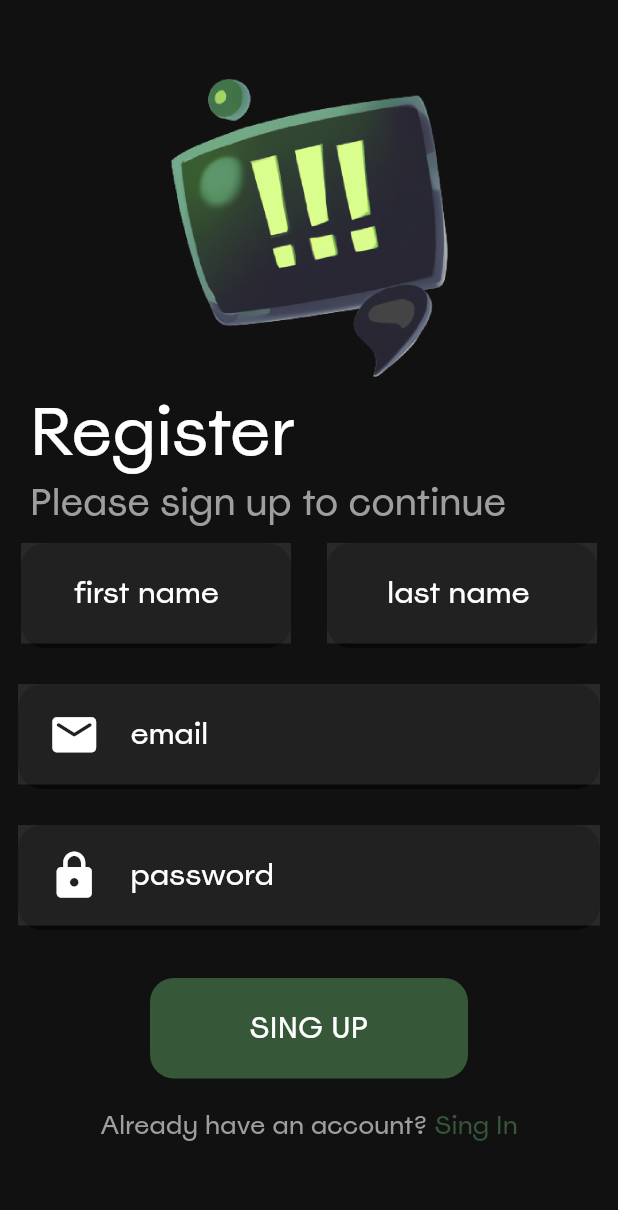
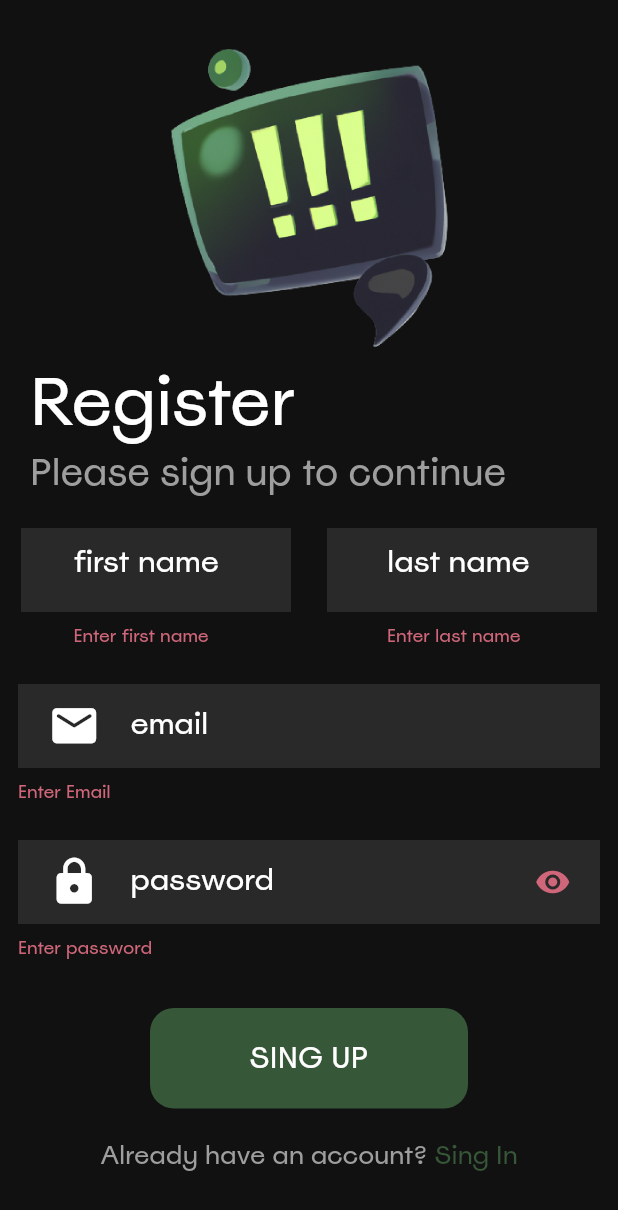
Before and after one commit to KaliopPraktyki/praktyki_projekt, a Flutter app: the registerScreen screen opened directly with empty values, after a tap on "SING UP", on a phone screen of 412 x 824 dp. Shown: the top 1210 px of the screen. Run offline on Flutter 3.47's test engine with Material 3 defaults, Android fonts, the phone set to English and light mode, and no system bars; our stand-ins replace cloud_firestore, firebase_auth, firebase_core, flex_color_scheme, flutter_chat_ui, ionicons and 1 more; missing offline and left inert: dart:ffi; accounts and stored records are empty; network calls fail.

Commit message:
validators added

```diff
--- a/lib/screens/register.dart
+++ b/lib/screens/register.dart
@@ -19,6 +19,9 @@ class _registerScreenState extends State<registerScreen> {
   final _lastNameController = TextEditingController();
   final _emailController = TextEditingController();
   final _passwordController = TextEditingController();
+  final _formfield = GlobalKey<FormState>();
+  bool passToggle = true;
+
 
   @override
   void dispose() {
@@ -58,6 +61,8 @@ class _registerScreenState extends State<registerScreen> {
       body: SafeArea(
         child: Center(
           child: SingleChildScrollView(
+            child: Form(
+              key: _formfield,
               child: Column(
                 children: [
                   //logo
@@ -89,20 +94,26 @@ class _registerScreenState extends State<registerScreen> {
                         ),),
                     ],
                   ),
+
+                  SizedBox(height: 10,),
                   //first name & last name
                   Row(
                     mainAxisAlignment: MainAxisAlignment.center,
                     children: [
                       Container(
                         margin: EdgeInsets.all(12),
-                      height: 70,
+                        height: 80,
                         width: 180,
                         decoration: BoxDecoration(
                           borderRadius: BorderRadius.circular(16),
-                        color: Colors.black.withOpacity(0.5),
                         ),
-                      child: TextField(
+                        child: TextFormField(
                           controller: _firstNameController,
+                          validator: (value){
+                            if(value!.isEmpty) {
+                              return "Enter first name";
+                            }
+                          },
                           style: TextStyle(
                             color: Colors.white,
                           ),
@@ -120,14 +131,18 @@ class _registerScreenState extends State<registerScreen> {
 
                       Container(
                         margin: EdgeInsets.all(12),
-                      height: 70,
+                        height: 80,
                         width: 180,
                         decoration: BoxDecoration(
                           borderRadius: BorderRadius.circular(16),
-                        color: Colors.black.withOpacity(0.5),
                         ),
-                      child: TextField(
+                        child: TextFormField(
                           controller: _lastNameController,
+                          validator: (value){
+                            if(value!.isEmpty){
+                              return "Enter last name";
+                            }
+                          },
                           style: TextStyle(
                             color: Colors.white,
                           ),
@@ -148,13 +163,21 @@ class _registerScreenState extends State<registerScreen> {
                   //email textfield
                   Container(
                     margin: EdgeInsets.all(12),
-                  height: 70,
+                    height: 80,
                     width: 500,
                     decoration: BoxDecoration(
                       borderRadius: BorderRadius.circular(16),
-                    color: Colors.black.withOpacity(0.5),
                     ),
-                  child: TextField(
+                    child: TextFormField(
+                      validator: (value){
+                        if(value!.isEmpty){
+                          return "Enter Email";
+                        }
+                        bool emailValid = RegExp(r"^[\w-\.]+@([\w-]+\.)+[\w-]{2,4}$").hasMatch(value);
+                        if(!emailValid){
+                          return "Enter Valid Email";
+                        }
+                      },
                       keyboardType: TextInputType.emailAddress,
                       controller: _emailController,
                       style: TextStyle(
@@ -163,17 +186,13 @@ class _registerScreenState extends State<registerScreen> {
                       decoration: InputDecoration(
                         contentPadding: EdgeInsets.symmetric(vertical: 20),
                         border: InputBorder.none,
-                      hintText: "email",
+                        labelText: "email", labelStyle: TextStyle(color: Colors.white, fontSize: 20),
                         prefixIcon: Padding(
                           padding: EdgeInsets.symmetric(horizontal: 20),
                           child: Icon(Icons.email_rounded,
                             color: Colors.white,
                             size: 35,
                           ),
-                      ),
-                      hintStyle: TextStyle(
-                        fontSize: 20,
-                        color: Colors.white,
                         ),
                       ),
                     ),
@@ -182,32 +201,45 @@ class _registerScreenState extends State<registerScreen> {
                   //password textfield
                   Container(
                     margin: EdgeInsets.all(12),
-                  height: 70,
+                    height: 80,
                     width: 500,
                     decoration: BoxDecoration(
                       borderRadius: BorderRadius.circular(16),
-                    color: Colors.black.withOpacity(0.5),
                     ),
-                  child: TextField(
-                    obscureText: true,
+                    child: TextFormField(
+                      obscureText: passToggle,
                       controller: _passwordController,
+                      validator: (value){
+                        if(value!.isEmpty){
+                          return "Enter password";
+                        } else if (_passwordController.text.length < 6 ){
+                            return "Min. lenght password is 6";
+                        }
+                      },
                       style: TextStyle(
                         color: Colors.white,
                       ),
                       decoration: InputDecoration(
                         contentPadding: EdgeInsets.symmetric(vertical: 20),
                         border: InputBorder.none,
-                      hintText: "password",
+                        labelText: "password", labelStyle: TextStyle(color: Colors.white, fontSize: 20),
+                        suffixIcon: InkWell(
+                          onTap: (){
+                            setState(() {
+                              passToggle = !passToggle;
+                            });
+                          },
+                          child: Padding(
+                            padding: const EdgeInsets.only(right: 15),
+                            child: Icon(passToggle ? Icons.visibility : Icons.visibility_off),
+                          ),
+                        ),
                         prefixIcon: Padding(
                           padding: EdgeInsets.symmetric(horizontal: 20),
                           child: Icon(Icons.lock,
                             color: Colors.white,
                             size: 35,
                           ),
-                      ),
-                      hintStyle: TextStyle(
-                        fontSize: 20,
-                        color: Colors.white,
                         ),
                       ),
 
@@ -217,7 +249,12 @@ class _registerScreenState extends State<registerScreen> {
                   //button sing in
                   Padding(padding: EdgeInsets.only(top: 20, left: 100, right: 100),
                     child: GestureDetector(
-                    onTap: singUp,
+                      onTap: (){
+                        if(_formfield.currentState!.validate()){
+
+                        }
+                        singUp();
+                      },
                       child: Container(
                         padding: EdgeInsets.symmetric(vertical: 20),
                         decoration: BoxDecoration(
@@ -258,7 +295,6 @@ class _registerScreenState extends State<registerScreen> {
                     ],
                   ),
 
-                //new to smooth talk
                   SizedBox(height: 10,),
 
                 ],
@@ -266,6 +302,7 @@ class _registerScreenState extends State<registerScreen> {
             ),
           ),
         ),
+      ),
     );
   }
 }
```
Lines whose indentation alone changed are shown as unchanged.
